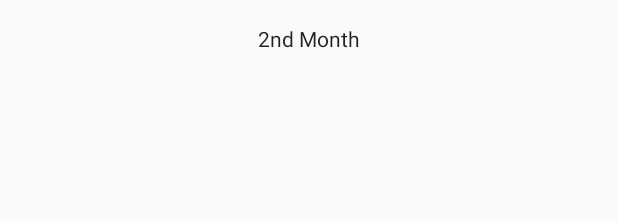
After one commit to Shajeel-Afzal/vCare_Android, an Android app: the layout growth_month_layout_item.xml on its own in the app's theme, with its tools: preview values and no code run, on a phone screen of 412 x 824 dp. The commit adds this screen. Shown: the top 221 px of the screen. Run offline under Robolectric (Android 15) with nearby library versions, the phone set to English and light mode, and no system bars.

Commit message:
Added Growth Months list in the app

```diff
--- a/app/build.gradle
+++ b/app/build.gradle
@@ -73,10 +73,11 @@ dependencies {
     compile "com.firebaseui:firebase-ui-database:${firebaseAndroidUILibVersion}"
     compile "com.firebaseui:firebase-ui-auth:${firebaseAndroidUILibVersion}"
 
+
     compile 'com.fasterxml.jackson.core:jackson-databind:2.7.3'
-
     compile 'com.android.support.constraint:constraint-layout:1.0.2'
     testCompile 'junit:junit:4.12'
 }
 
+
 apply plugin: 'com.google.gms.google-services'
--- a/app/src/main/AndroidManifest.xml
+++ b/app/src/main/AndroidManifest.xml
@@ -3,6 +3,7 @@
     package="com.ammi.ammicare">
 
     <application
+        android:name=".GlobalApplication"
         android:allowBackup="true"
         android:icon="@mipmap/ic_launcher"
         android:label="@string/app_name"
@@ -16,10 +17,13 @@
                 <category android:name="android.intent.category.LAUNCHER" />
             </intent-filter>
         </activity>
-
         <activity
             android:name=".AppLoginActivity"
+            android:label="@string/login"
             android:screenOrientation="portrait" />
+        <activity
+            android:name=".GrowthMonthsActivity"
+            android:label="@string/growth_month" />
     </application>
 
 </manifest>
--- a/app/src/main/java/com/ammi/ammicare/MainActivity.java
+++ b/app/src/main/java/com/ammi/ammicare/MainActivity.java
@@ -20,6 +20,8 @@ public class MainActivity extends AppBaseActivity {
     protected void onCreate(Bundle savedInstanceState) {
         super.onCreate(savedInstanceState);
         setContentView(R.layout.activity_main);
+
+        GrowthMonthsActivity.start(this);
     }
 
     @Override
--- a/app/src/main/java/com/ammi/ammicare/utils/Consts.java
+++ b/app/src/main/java/com/ammi/ammicare/utils/Consts.java
@@ -10,4 +10,5 @@ public class Consts {
 
     public static final String FIREBASE_LOCATION_USERS = "users";
     public static final String ANONYMOUS_PROVIDER = "anonymous";
+    public static final String FIREBASE_LOCATION_GROWTH_MONTHS = "growthMonths";
 }
--- /dev/null
+++ b/app/src/main/res/layout/growth_month_layout_item.xml
@@ -0,0 +1,18 @@
+<?xml version="1.0" encoding="utf-8"?>
+<LinearLayout xmlns:android="http://schemas.android.com/apk/res/android"
+    xmlns:tools="http://schemas.android.com/tools"
+    android:layout_width="match_parent"
+    android:layout_height="wrap_content"
+    android:gravity="center"
+    android:orientation="vertical"
+    android:paddingBottom="@dimen/activity_vertical_margin"
+    android:paddingTop="@dimen/activity_vertical_margin">
+
+    <TextView
+        android:id="@+id/growth_month_tv"
+        style="@style/TextAppearance.AppCompat.Body1"
+        android:layout_width="wrap_content"
+        android:layout_height="wrap_content"
+        tools:text="2nd Month" />
+
+</LinearLayout>
--- a/app/src/main/res/values/strings.xml
+++ b/app/src/main/res/values/strings.xml
@@ -8,4 +8,6 @@
     <string name="setting_up_account">Setting up account.</string>
     <string name="setting_up_anonymous_account">Setting up anonymous account!</string>
     <string name="authentication_failed_please_try_later">Authentication failed please try again!</string>
+    <string name="growth_month">Growth Months</string>
+    <string name="login">Login</string>
 </resources>
```
Also changed, not shown: app/src/main/java/com/ammi/ammicare/GlobalApplication.java (added, +19 -0 lines), app/src/main/java/com/ammi/ammicare/GrowthMonthsActivity.java (added, +75 -0 lines), app/src/main/java/com/ammi/ammicare/OnRecyclerViewItemClickListener.java (added, +11 -0 lines), app/src/main/java/com/ammi/ammicare/models/GrowthRateMonth.java (added, +23 -0 lines), app/src/main/java/com/ammi/ammicare/view_holders/GrowthRateVH.java (added, +41 -0 lines), app/src/main/res/layout/activity_growth_months.xml (added, +14 -0 lines).
